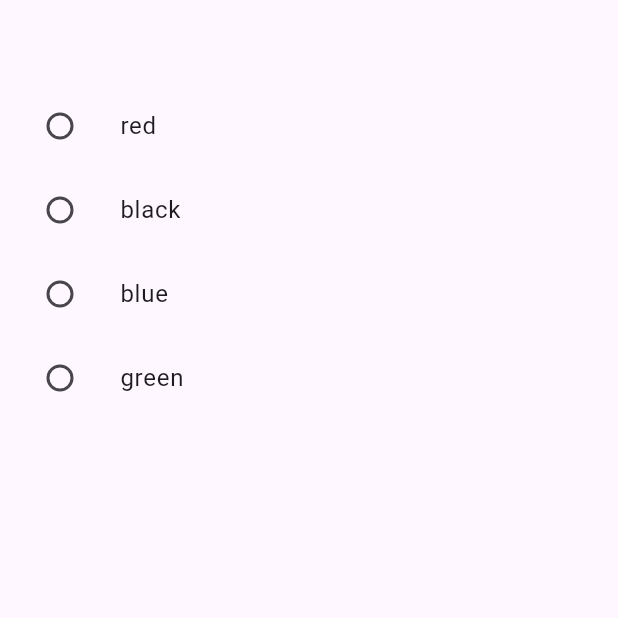
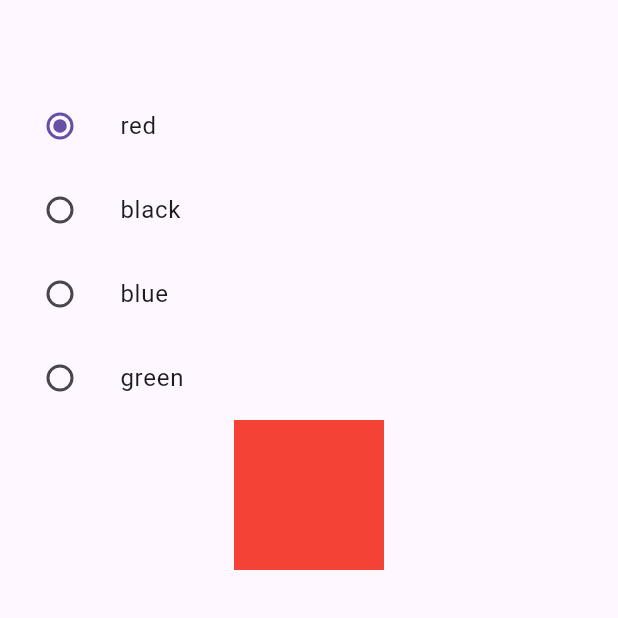
Before and after one commit to sinanex/provider, a Flutter app: the screen it shows after launch, on a phone screen of 412 x 824 dp, the top half of it. Run offline on Flutter 3.47's test engine with Material 3 defaults, Android fonts, the phone set to English and light mode, and no system bars; our stand-ins replace image_picker.

Commit message:
radio btn provider

```diff
--- a/radio_button/lib/main.dart
+++ b/radio_button/lib/main.dart
@@ -60,7 +60,7 @@ class HomePage extends StatelessWidget {
               ),
             ),
             ListTile(
-              title: Text("green"),
+              title: Text("green "),
               leading: Radio(
                 value: 'green',
                 groupValue: colorSelectorPro.selected,
@@ -73,7 +73,8 @@ class HomePage extends StatelessWidget {
               width: 100,
               height: 100,
               color: colorSelectorPro.conColor,
-            )
+            ),
+
           ],
         ),
       ),
--- a/radio_button/lib/provider.dart
+++ b/radio_button/lib/provider.dart
@@ -8,8 +8,8 @@ class colorSelector extends ChangeNotifier {
     Colors.green
   ];
 
-  String? selected;
-  Color? conColor;
+  String selected = 'red';
+  Color conColor = Colors.red;
   void changeColor(String value, int index) {
     selected = value;
 
```
